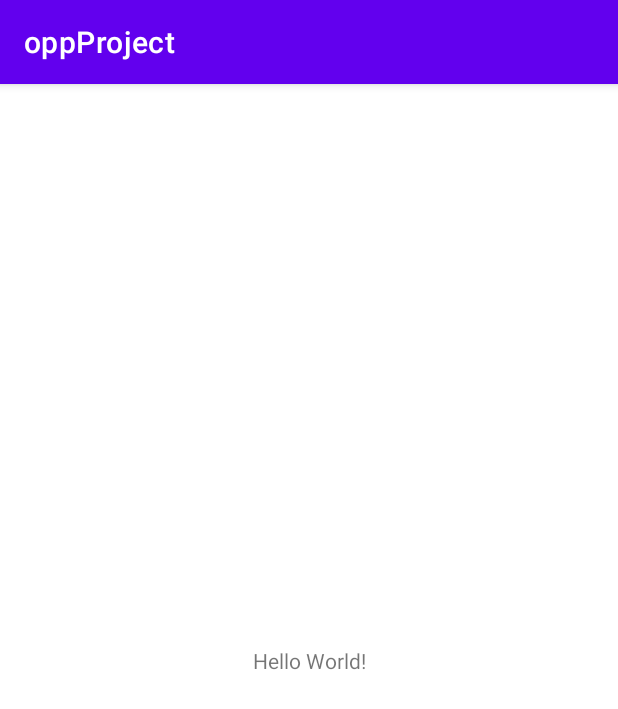
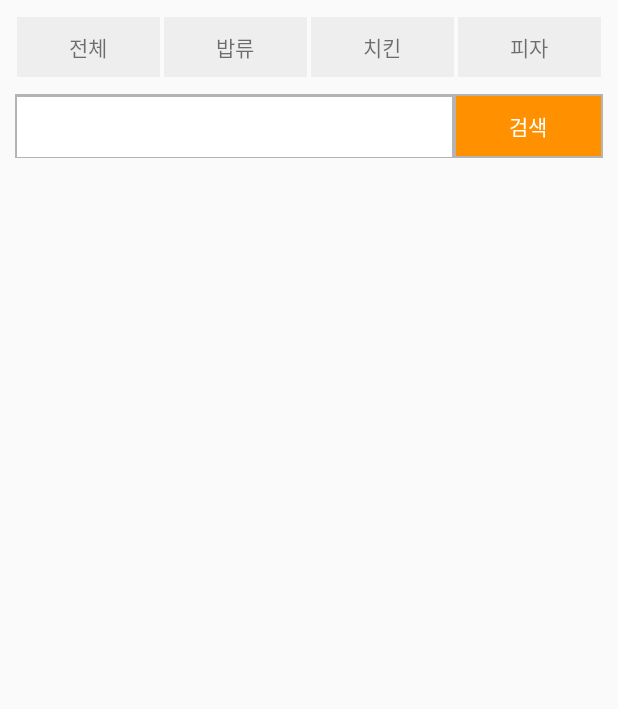
Before and after one commit to imcodding/opp_design_pattern, an Android app: the screen it shows after launch (MainActivity before the commit, StrategyActivity after it), on a phone screen of 412 x 824 dp. Shown: the top 709 px of the screen. Run offline under Robolectric (Android 15) with nearby library versions, the phone set to English and light mode, and no system bars.

Commit message:
전략 패턴(Strategy Pattern)

```diff
--- a/project/app/src/main/AndroidManifest.xml
+++ b/project/app/src/main/AndroidManifest.xml
@@ -8,7 +8,9 @@
         android:label="@string/app_name"
         android:roundIcon="@mipmap/ic_launcher_round"
         android:supportsRtl="true"
-        android:theme="@style/Theme.OppProject">
+        android:theme="@style/Theme.Design.Light.NoActionBar">
+        <activity android:name=".BaseActivity" />
+        <activity android:name=".Strategy.StrategyActivity" />
         <activity android:name=".MainActivity">
             <intent-filter>
                 <action android:name="android.intent.action.MAIN" />
--- a/project/app/src/main/java/com/mia/oppproject/MainActivity.java
+++ b/project/app/src/main/java/com/mia/oppproject/MainActivity.java
@@ -2,7 +2,10 @@ package com.mia.oppproject;
 
 import androidx.appcompat.app.AppCompatActivity;
 
+import android.content.Intent;
 import android.os.Bundle;
+
+import com.mia.oppproject.Strategy.StrategyActivity;
 
 public class MainActivity extends AppCompatActivity {
 
@@ -10,5 +13,17 @@ public class MainActivity extends AppCompatActivity {
     protected void onCreate(Bundle savedInstanceState) {
         super.onCreate(savedInstanceState);
         setContentView(R.layout.activity_main);
+
+        startActivity(Pattern.STRATEGY);
+    }
+
+    public void startActivity(int type) {
+        Intent intent = new Intent(getApplicationContext(), MainActivity.class);
+        switch (type) {
+            case Pattern.STRATEGY:
+                intent = new Intent(getApplicationContext(), StrategyActivity.class);
+                break;
+        }
+        startActivity(intent);
     }
 }
--- /dev/null
+++ b/project/app/src/main/java/com/mia/oppproject/Pattern.java
@@ -0,0 +1,5 @@
+package com.mia.oppproject;
+
+public interface Pattern {
+    int STRATEGY = 1;
+}
--- /dev/null
+++ b/project/app/src/main/java/com/mia/oppproject/Strategy/SearchBtn.java
@@ -0,0 +1,5 @@
+package com.mia.oppproject.Strategy;
+
+public interface SearchBtn {
+    void search();
+}
--- /dev/null
+++ b/project/app/src/main/java/com/mia/oppproject/Strategy/StrategyActivity.java
@@ -0,0 +1,69 @@
+package com.mia.oppproject.Strategy;
+
+import android.os.Bundle;
+
+import com.mia.oppproject.BaseActivity;
+import com.mia.oppproject.databinding.ActivityStrategyBinding;
+
+public class StrategyActivity extends BaseActivity {
+
+    ActivityStrategyBinding binding;
+    SearchBtn searchBtn;
+
+    @Override
+    protected void onCreate(Bundle savedInstanceState) {
+        super.onCreate(savedInstanceState);
+        binding = ActivityStrategyBinding.inflate(getLayoutInflater());
+        setContentView(binding.getRoot());
+
+        initListener();
+
+        searchBtn = new SearchAll();
+    }
+
+    public void initListener() {
+        // 검색
+        binding.searchBtn.setOnClickListener(v->{ searchBtn.search(); });
+        // 타입 설정
+        binding.searchAll.setOnClickListener(v->{ setSearchBtn(new SearchAll());});
+        binding.searchRice.setOnClickListener(v->{setSearchBtn(new SearchRice());});
+        binding.searchChicken.setOnClickListener(v->{setSearchBtn(new SearchChicken());});
+        binding.searchPizza.setOnClickListener(v->{setSearchBtn(new SearchPizza());});
+    }
+
+    public void setSearchBtn(SearchBtn _searchBtn) {
+        searchBtn = _searchBtn;
+    }
+
+    class SearchAll implements SearchBtn {
+
+        @Override
+        public void search() {
+            showToast("Search food!");
+        }
+    }
+
+    class SearchRice implements SearchBtn {
+
+        @Override
+        public void search() {
+            showToast("Search rice!");
+        }
+    }
+
+    class SearchChicken implements SearchBtn {
+
+        @Override
+        public void search() {
+            showToast("Search chicken!");
+        }
+    }
+
+    class SearchPizza implements SearchBtn {
+
+        @Override
+        public void search() {
+            showToast("Search pizza!");
+        }
+    }
+}
--- /dev/null
+++ b/project/app/src/main/res/layout/activity_strategy.xml
@@ -0,0 +1,88 @@
+<?xml version="1.0" encoding="utf-8"?>
+<androidx.constraintlayout.widget.ConstraintLayout xmlns:android="http://schemas.android.com/apk/res/android"
+    xmlns:app="http://schemas.android.com/apk/res-auto"
+    xmlns:tools="http://schemas.android.com/tools"
+    android:layout_width="match_parent"
+    android:layout_height="match_parent"
+    tools:context=".Strategy.StrategyActivity">
+
+    <LinearLayout
+        android:id="@+id/linear_search_type"
+        android:layout_width="match_parent"
+        android:layout_height="wrap_content"
+        android:layout_margin="10dp"
+        android:orientation="horizontal"
+        app:layout_constraintTop_toTopOf="parent">
+
+        <TextView
+            android:id="@+id/search_all"
+            android:layout_width="0dp"
+            android:layout_height="40dp"
+            android:layout_margin="1dp"
+            android:layout_weight="1"
+            android:background="#eeeeee"
+            android:gravity="center"
+            android:text="전체" />
+
+        <TextView
+            android:id="@+id/search_rice"
+            android:layout_width="0dp"
+            android:layout_height="40dp"
+            android:layout_margin="1dp"
+            android:layout_weight="1"
+            android:background="#eeeeee"
+            android:gravity="center"
+            android:text="밥류" />
+
+        <TextView
+            android:id="@+id/search_chicken"
+            android:layout_width="0dp"
+            android:layout_height="40dp"
+            android:layout_margin="1dp"
+            android:layout_weight="1"
+            android:background="#eeeeee"
+            android:gravity="center"
+            android:text="치킨" />
+
+        <TextView
+            android:id="@+id/search_pizza"
+            android:layout_width="0dp"
+            android:layout_height="40dp"
+            android:layout_margin="1dp"
+            android:layout_weight="1"
+            android:background="#eeeeee"
+            android:gravity="center"
+            android:text="피자" />
+
+    </LinearLayout>
+
+    <LinearLayout
+        android:layout_width="match_parent"
+        android:layout_height="wrap_content"
+        android:layout_margin="10dp"
+        android:background="#b4b4b4"
+        android:orientation="horizontal"
+        app:layout_constraintTop_toBottomOf="@+id/linear_search_type">
+
+        <TextView
+            android:layout_width="0dp"
+            android:layout_height="40dp"
+            android:layout_margin="1dp"
+            android:layout_weight="3"
+            android:background="@color/white"
+            android:gravity="center" />
+
+        <TextView
+            android:id="@+id/search_btn"
+            android:layout_width="0dp"
+            android:layout_height="40dp"
+            android:layout_margin="1dp"
+            android:layout_weight="1"
+            android:background="#FF9100"
+            android:gravity="center"
+            android:text="검색"
+            android:textColor="@color/white" />
+
+    </LinearLayout>
+
+</androidx.constraintlayout.widget.ConstraintLayout>
```
